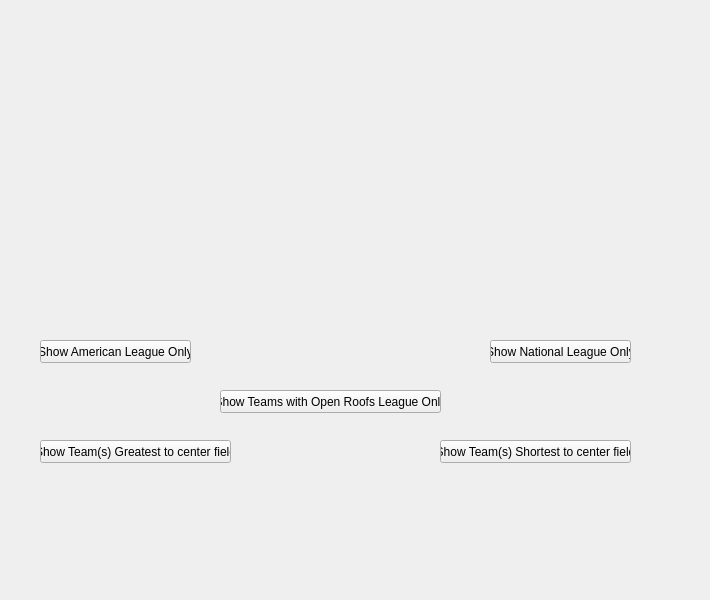
Before: the Qt Designer form src/views/stadiumview.ui in minorleaguegrayonassociates/GrayonSlam, drawn with Qt 5.
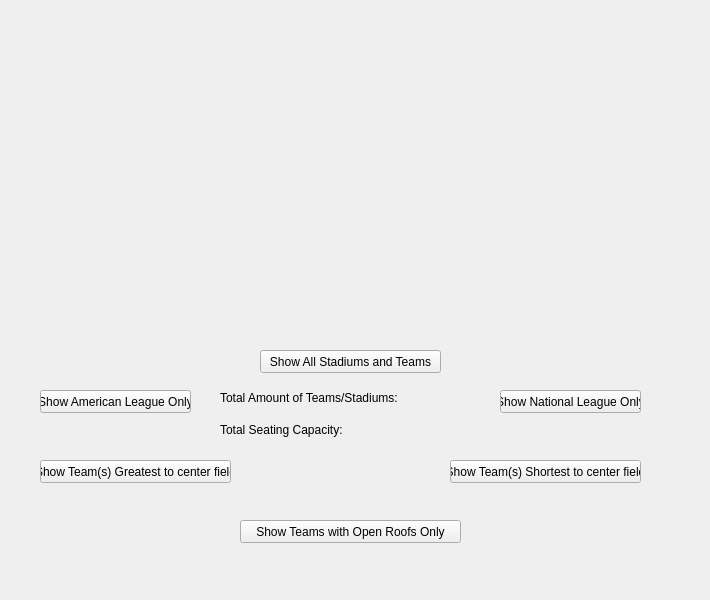
After: the same form once the commit is applied.

Commit message: Added multiple buttons for Stadium view and added functionality to them

The edit to the form file:
```diff
--- a/src/views/stadiumview.ui
+++ b/src/views/stadiumview.ui
@@ -26,8 +26,8 @@
   <widget class="QPushButton" name="NationalLeagueButton">
    <property name="geometry">
     <rect>
-     <x>490</x>
-     <y>340</y>
+     <x>500</x>
+     <y>390</y>
      <width>141</width>
      <height>23</height>
     </rect>
@@ -43,7 +43,7 @@
    <property name="geometry">
     <rect>
      <x>40</x>
-     <y>340</y>
+     <y>390</y>
      <width>151</width>
      <height>23</height>
     </rect>
@@ -59,7 +59,7 @@
    <property name="geometry">
     <rect>
      <x>40</x>
-     <y>440</y>
+     <y>460</y>
      <width>191</width>
      <height>23</height>
     </rect>
@@ -74,8 +74,8 @@
   <widget class="QPushButton" name="ShortestDistButton">
    <property name="geometry">
     <rect>
-     <x>440</x>
-     <y>440</y>
+     <x>450</x>
+     <y>460</y>
      <width>191</width>
      <height>23</height>
     </rect>
@@ -90,8 +90,8 @@
   <widget class="QPushButton" name="OpenRoofsButton">
    <property name="geometry">
     <rect>
-     <x>220</x>
-     <y>390</y>
+     <x>240</x>
+     <y>520</y>
      <width>221</width>
      <height>23</height>
     </rect>
@@ -100,7 +100,46 @@
     <cursorShape>PointingHandCursor</cursorShape>
    </property>
    <property name="text">
-    <string>Show Teams with Open Roofs League Only</string>
+    <string>Show Teams with Open Roofs Only</string>
+   </property>
+  </widget>
+  <widget class="QPushButton" name="AllStadiumsAndTeamsButton">
+   <property name="geometry">
+    <rect>
+     <x>260</x>
+     <y>350</y>
+     <width>181</width>
+     <height>23</height>
+    </rect>
+   </property>
+   <property name="text">
+    <string>Show All Stadiums and Teams</string>
+   </property>
+  </widget>
+  <widget class="QLabel" name="TotalSeatingCapacityLabel">
+   <property name="geometry">
+    <rect>
+     <x>220</x>
+     <y>420</y>
+     <width>221</width>
+     <height>20</height>
+    </rect>
+   </property>
+   <property name="text">
+    <string>Total Seating Capacity:   </string>
+   </property>
+  </widget>
+  <widget class="QLabel" name="TotalStadiumsLabel">
+   <property name="geometry">
+    <rect>
+     <x>220</x>
+     <y>390</y>
+     <width>211</width>
+     <height>16</height>
+    </rect>
+   </property>
+   <property name="text">
+    <string>Total Amount of Teams/Stadiums: </string>
    </property>
   </widget>
  </widget>
```
The commit also changes 3 other files.
